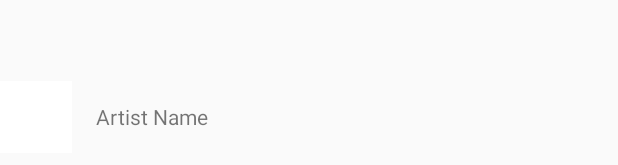
After one commit to stevepsharpe/SpotifyStreamer, an Android app: the layout list_item_artist.xml on its own in the app's theme, with its tools: preview values and no code run, on a phone screen of 412 x 824 dp. The commit adds this screen. Shown: the part 501-666 px from the top of the screen. Run offline under Robolectric (Android 15) with nearby library versions, the phone set to English and light mode, and no system bars.

Commit message:
start of live artist search with logging

```diff
--- a/app/src/main/AndroidManifest.xml
+++ b/app/src/main/AndroidManifest.xml
@@ -1,6 +1,8 @@
 <?xml version="1.0" encoding="utf-8"?>
 <manifest xmlns:android="http://schemas.android.com/apk/res/android"
     package="com.stevepsharpe.spotifystreamer" >
+
+    <uses-permission android:name="android.permission.INTERNET" />
 
     <application
         android:allowBackup="true"
--- /dev/null
+++ b/app/src/main/res/layout/list_item_artist.xml
@@ -0,0 +1,24 @@
+<?xml version="1.0" encoding="utf-8"?>
+<LinearLayout xmlns:android="http://schemas.android.com/apk/res/android"
+              xmlns:tools="http://schemas.android.com/tools"
+              android:orientation="horizontal"
+              android:layout_width="match_parent"
+              android:layout_height="match_parent"
+              tools:context=".ui.MainActivity">
+
+    <ImageView
+        android:id="@+id/artistThumb"
+        android:layout_width="@dimen/thumb_size"
+        android:layout_height="@dimen/thumb_size"
+        android:background="#ffffffff"
+        android:layout_gravity="center_vertical"/>
+
+    <TextView
+        android:id="@+id/artistName"
+        tools:text="Artist Name"
+        android:layout_width="match_parent"
+        android:layout_height="wrap_content"
+        android:layout_marginLeft="@dimen/activity_horizontal_margin"
+        android:layout_gravity="center_vertical" />
+
+</LinearLayout>
--- a/app/src/main/res/values/dimens.xml
+++ b/app/src/main/res/values/dimens.xml
@@ -2,4 +2,9 @@
     <!-- Default screen margins, per the Android Design guidelines. -->
     <dimen name="activity_horizontal_margin">16dp</dimen>
     <dimen name="activity_vertical_margin">16dp</dimen>
+
+
+    <dimen name="thumb_size">48dp</dimen>
+
+
 </resources>
```
Also changed, not shown: app/src/main/java/com/stevepsharpe/spotifystreamer/ui/MainActivityFragment.java (+51 -2 lines), app/src/main/res/layout/fragment_main.xml (+7 -2 lines).
